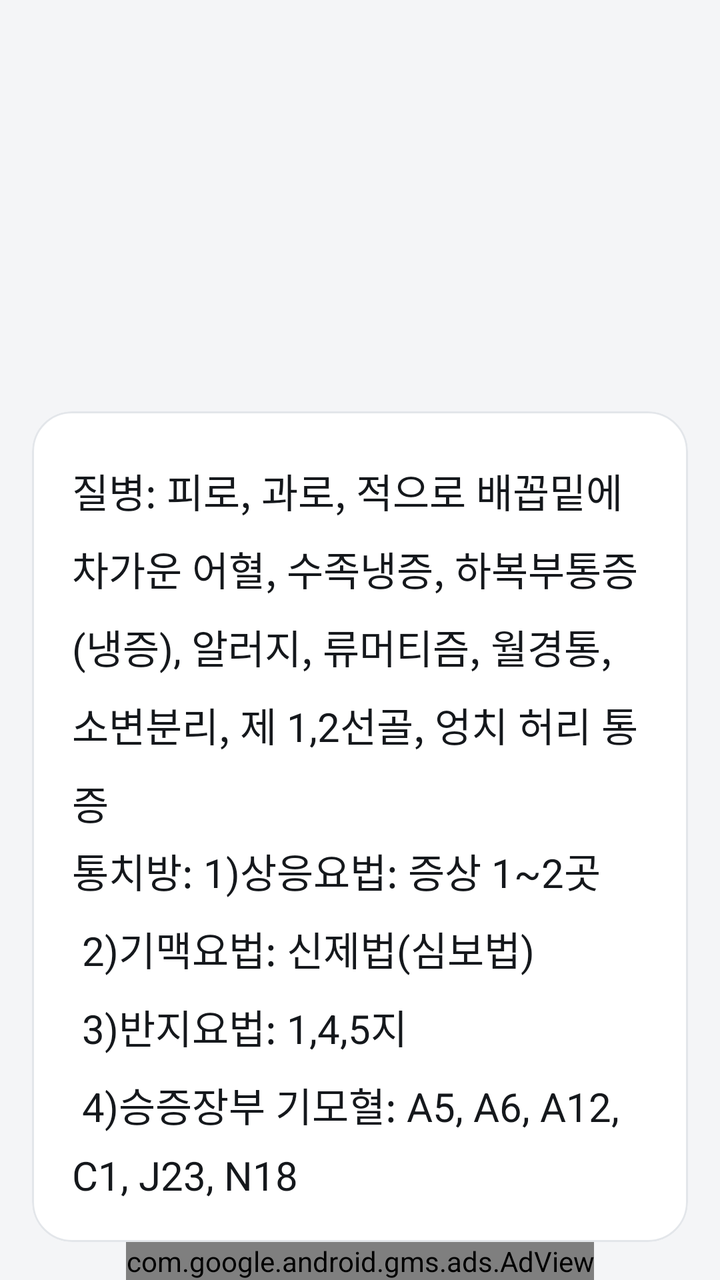
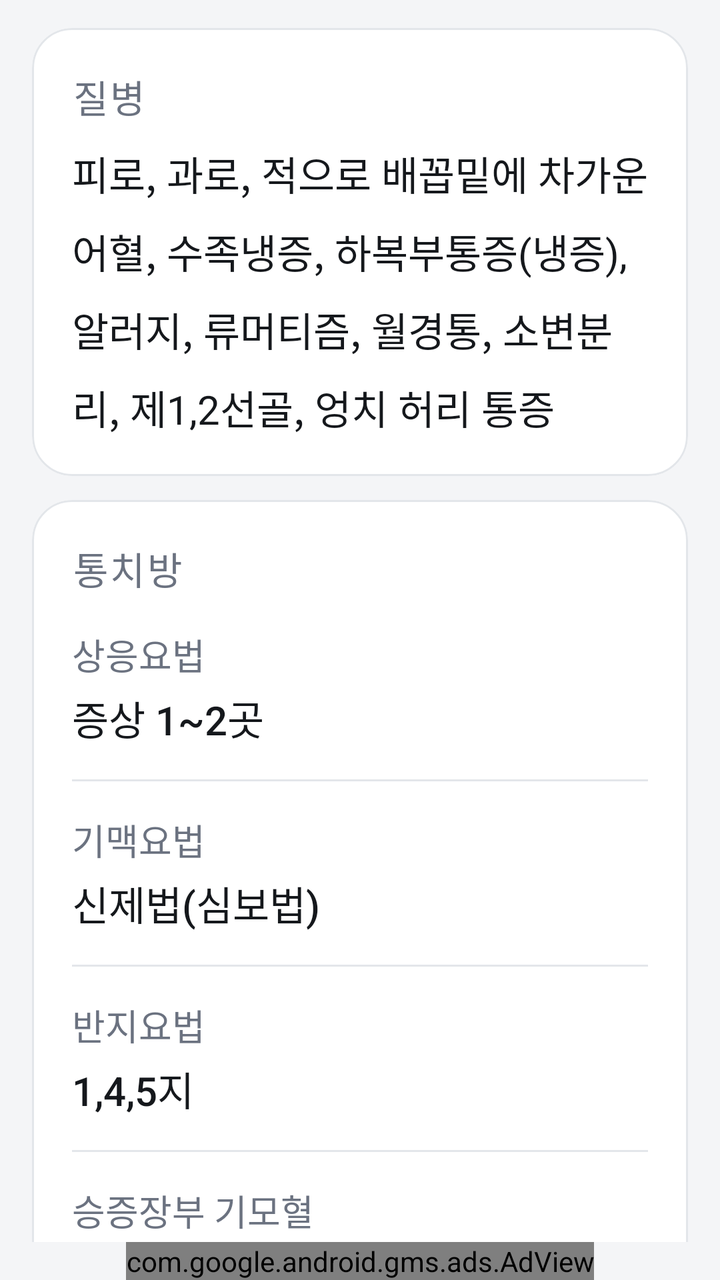

Before-and-after screenshots of an Android layout around one commit, followed by the original layout XML and the change that was made.
<!-- AndroidManifest.xml: application theme AppTheme -->
<!-- res/layout/activity_sinsil.xml -->
<RelativeLayout xmlns:android="http://schemas.android.com/apk/res/android"
    xmlns:tools="http://schemas.android.com/tools"
    xmlns:app="http://schemas.android.com/apk/res-auto"
    xmlns:ads="http://schemas.android.com/apk/res-auto"
    android:layout_width="match_parent"
    android:layout_height="match_parent"
    android:paddingTop="@dimen/activity_vertical_margin"
    android:paddingLeft="@dimen/activity_horizontal_margin"
    android:paddingRight="@dimen/activity_horizontal_margin"
    tools:context=".MainActivity" >

    <ScrollView
        android:layout_above="@id/adView"
        android:layout_width="fill_parent"
        android:layout_height="wrap_content" >

        <com.google.android.material.card.MaterialCardView
            android:layout_width="match_parent"
            android:layout_height="wrap_content"
            app:cardBackgroundColor="@color/surface"
            app:cardCornerRadius="@dimen/card_radius"
            app:cardElevation="0dp"
            app:strokeColor="@color/outline"
            app:strokeWidth="1dp" >

        <LinearLayout
            android:layout_width="match_parent"
            android:layout_height="wrap_content"
            android:orientation="vertical"
            android:padding="20dp" >

            <TextView
                android:layout_width="wrap_content"
                android:layout_height="wrap_content"
                android:layout_marginTop="5dp"
                android:text="@string/sinsil"
                style="@style/myTextView" />

            <TextView
                android:layout_width="wrap_content"
                android:layout_height="wrap_content"
                android:layout_marginTop="5dp"
                android:text="@string/sinsil2"
                style="@style/myTextView" />
        </LinearLayout>
        </com.google.android.material.card.MaterialCardView>
    </ScrollView>

    <com.google.android.gms.ads.AdView
        android:id="@+id/adView"
        android:layout_width="wrap_content"
        android:layout_height="wrap_content"
        android:layout_centerHorizontal="true"
        android:layout_alignParentBottom="true"
        ads:adSize="BANNER"
        ads:adUnitId="@string/banner_ad_unit_id" />


</RelativeLayout>
<!-- resources referenced by this layout -->
<resources>
  <color name="outline">#E3E6EA</color>
  <color name="surface">#FFFFFF</color>
  <dimen name="activity_horizontal_margin">16dp</dimen>
  <dimen name="activity_vertical_margin">16dp</dimen>
  <dimen name="card_radius">20dp</dimen>
  <string name="banner_ad_unit_id">ca-app-pub-1253642133922353/2152469025</string>
  <string name="sinsil">질병: 피로, 과로, 적으로 배꼽밑에 차가운 어혈,
                  수족냉증, 하복부통증(냉증), 알러지, 류머티즘, 월경통, 소변분리,
                   제 1,2선골, 엉치 허리 통증  </string>
  <string name="sinsil2">통치방: 1)상응요법: 증상 1~2곳 \n
         2)기맥요법: 신제법(심보법)\n
         3)반지요법: 1,4,5지\n
         4)승증장부 기모혈: A5, A6, A12, C1, J23, N18</string>
  <style name="myTextView">
          <item name="android:textSize">20sp</item>
          <item name="android:textColor">@color/text_primary</item>
          <item name="android:lineSpacingMultiplier">1.35</item>
      </style>
  <style name="AppTheme" parent="AppBaseTheme">
          <item name="colorPrimary">@color/bar</item>
          <item name="colorPrimaryDark">@color/bar_dark</item>
          <item name="colorAccent">@color/accent</item>
          <item name="android:windowBackground">@color/bg</item>
          <item name="android:buttonStyle">@style/AppButton</item>
      </style>
  <color name="text_primary">#15181C</color>
  <style name="AppBaseTheme" parent="Theme.MaterialComponents.Light.Bridge">
          
      </style>
  <color name="bar">#14171A</color>
  <color name="bar_dark">#0B0D0F</color>
  <color name="accent">#1F6E43</color>
  <color name="bg">#F4F5F7</color>
  <style name="AppButton" parent="Widget.AppCompat.Button">
          <item name="android:background">@drawable/button_test</item>
          <item name="android:textColor">@color/text_primary</item>
          <item name="android:textSize">24sp</item>
          <item name="android:fontFamily">sans-serif-medium</item>
          <item name="android:textAllCaps">false</item>
          <item name="android:minHeight">78dp</item>
          <item name="android:stateListAnimator">@null</item>
          <item name="android:elevation">0dp</item>
      </style>
  <color name="accent_soft">#E7F1EC</color>
  <!-- unchanged entries left out for length: 1 -->
</resources>

<!-- the commit's change to res/layout/activity_sinsil.xml (unified diff, before → after) -->
@@ -1,49 +1,182 @@
+<?xml version="1.0" encoding="utf-8"?>
 <RelativeLayout xmlns:android="http://schemas.android.com/apk/res/android"
     xmlns:tools="http://schemas.android.com/tools"
     xmlns:app="http://schemas.android.com/apk/res-auto"
     xmlns:ads="http://schemas.android.com/apk/res-auto"
     android:layout_width="match_parent"
     android:layout_height="match_parent"
-    android:paddingTop="@dimen/activity_vertical_margin"
-    android:paddingLeft="@dimen/activity_horizontal_margin"
-    android:paddingRight="@dimen/activity_horizontal_margin"
-    tools:context=".MainActivity" >
+    android:paddingLeft="16dp"
+    android:paddingRight="16dp"
+    android:paddingTop="14dp"
+    tools:context=".Sinsil" >
 
     <ScrollView
+        android:layout_width="match_parent"
+        android:layout_height="match_parent"
+        android:layout_alignParentTop="true"
         android:layout_above="@id/adView"
-        android:layout_width="fill_parent"
-        android:layout_height="wrap_content" >
-
-        <com.google.android.material.card.MaterialCardView
-            android:layout_width="match_parent"
-            android:layout_height="wrap_content"
-            app:cardBackgroundColor="@color/surface"
-            app:cardCornerRadius="@dimen/card_radius"
-            app:cardElevation="0dp"
-            app:strokeColor="@color/outline"
-            app:strokeWidth="1dp" >
+        android:clipToPadding="false"
+        android:paddingBottom="12dp"
+        android:scrollbars="none" >
 
         <LinearLayout
             android:layout_width="match_parent"
             android:layout_height="wrap_content"
-            android:orientation="vertical"
-            android:padding="20dp" >
+            android:orientation="vertical" >
 
-            <TextView
-                android:layout_width="wrap_content"
+            <com.google.android.material.card.MaterialCardView
+                android:layout_width="match_parent"
                 android:layout_height="wrap_content"
-                android:layout_marginTop="5dp"
-                android:text="@string/sinsil"
-                style="@style/myTextView" />
+                app:cardBackgroundColor="@color/surface"
+                app:cardCornerRadius="@dimen/card_radius"
+                app:cardElevation="0dp"
+                app:strokeColor="@color/outline"
+                app:strokeWidth="1dp" >
 
-            <TextView
-                android:layout_width="wrap_content"
+                <LinearLayout
+                    android:layout_width="match_parent"
+                    android:layout_height="wrap_content"
+                    android:orientation="vertical"
+                    android:padding="20dp" >
+
+                    <TextView
+                        android:layout_width="wrap_content"
+                        android:layout_height="wrap_content"
+                        android:text="@string/label_disease"
+                        style="@style/SectionTitle" />
+
+                    <TextView
+                        android:layout_width="match_parent"
+                        android:layout_height="wrap_content"
+                        android:layout_marginTop="10dp"
+                        android:text="@string/sinsil_disease"
+                        style="@style/myTextView" />
+                </LinearLayout>
+            </com.google.android.material.card.MaterialCardView>
+
+            <com.google.android.material.card.MaterialCardView
+                android:layout_width="match_parent"
                 android:layout_height="wrap_content"
-                android:layout_marginTop="5dp"
-                android:text="@string/sinsil2"
-                style="@style/myTextView" />
+                android:layout_marginTop="@dimen/card_gap"
+                app:cardBackgroundColor="@color/surface"
+                app:cardCornerRadius="@dimen/card_radius"
+                app:cardElevation="0dp"
+                app:strokeColor="@color/outline"
+                app:strokeWidth="1dp" >
+
+                <LinearLayout
+                    android:layout_width="match_parent"
+                    android:layout_height="wrap_content"
+                    android:orientation="vertical"
+                    android:padding="20dp" >
+
+                    <TextView
+                        android:layout_width="wrap_content"
+                        android:layout_height="wrap_content"
+                        android:text="@string/label_treatment"
+                        style="@style/SectionTitle" />
+
+                    <LinearLayout
+                        android:layout_width="match_parent"
+                        android:layout_height="wrap_content"
+                        android:layout_marginTop="16dp"
+                        android:orientation="vertical" >
+
+                        <TextView
+                            android:layout_width="wrap_content"
+                            android:layout_height="wrap_content"
+                            android:text="@string/label_sangeung"
+                            style="@style/FieldLabel" />
+
+                        <TextView
+                            android:layout_width="match_parent"
+                            android:layout_height="wrap_content"
+                            android:layout_marginTop="4dp"
+                            android:text="@string/sinsil_sangeung"
+                            style="@style/FieldValue" />
+                    </LinearLayout>
+
+                    <View
+                        android:layout_width="match_parent"
+                        android:layout_height="1dp"
+                        android:layout_marginTop="16dp"
+                        android:background="@color/outline" />
+
+                    <LinearLayout
+                        android:layout_width="match_parent"
+                        android:layout_height="wrap_content"
+                        android:layout_marginTop="16dp"
+                        android:orientation="vertical" >
+
+                        <TextView
+                            android:layout_width="wrap_content"
+                            android:layout_height="wrap_content"
+                            android:text="@string/label_gimaek"
+                            style="@style/FieldLabel" />
+
+                        <TextView
+                            android:layout_width="match_parent"
+                            android:layout_height="wrap_content"
+                            android:layout_marginTop="4dp"
+                            android:text="@string/sinsil_gimaek"
+                            style="@style/FieldValue" />
+                    </LinearLayout>
+
+                    <View
+                        android:layout_width="match_parent"
+                        android:layout_height="1dp"
+                        android:layout_marginTop="16dp"
+                        android:background="@color/outline" />
+
+                    <LinearLayout
+                        android:layout_width="match_parent"
+                        android:layout_height="wrap_content"
+                        android:layout_marginTop="16dp"
+                        android:orientation="vertical" >
+
+                        <TextView
+                            android:layout_width="wrap_content"
+                            android:layout_height="wrap_content"
+                            android:text="@string/label_banji"
+                            style="@style/FieldLabel" />
+
+                        <TextView
+                            android:layout_width="match_parent"
+                            android:layout_height="wrap_content"
+                            android:layout_marginTop="4dp"
+                            android:text="@string/sinsil_banji"
+                            style="@style/FieldValue" />
+                    </LinearLayout>
+
+                    <View
+                        android:layout_width="match_parent"
+                        android:layout_height="1dp"
+                        android:layout_marginTop="16dp"
+                        android:background="@color/outline" />
+
+                    <LinearLayout
+                        android:layout_width="match_parent"
+                        android:layout_height="wrap_content"
+                        android:layout_marginTop="16dp"
+                        android:orientation="vertical" >
+
+                        <TextView
+                            android:layout_width="wrap_content"
+                            android:layout_height="wrap_content"
+                            android:text="@string/label_gimohyeol"
+                            style="@style/FieldLabel" />
+
+                        <TextView
+                            android:layout_width="match_parent"
+                            android:layout_height="wrap_content"
+                            android:layout_marginTop="4dp"
+                            android:text="@string/sinsil_gimohyeol"
+                            style="@style/FieldValue" />
+                    </LinearLayout>
+
+                </LinearLayout>
+            </com.google.android.material.card.MaterialCardView>
         </LinearLayout>
-        </com.google.android.material.card.MaterialCardView>
     </ScrollView>
 
     <com.google.android.gms.ads.AdView
@@ -55,5 +188,4 @@
         ads:adSize="BANNER"
         ads:adUnitId="@string/banner_ad_unit_id" />
 
-
 </RelativeLayout>
<!-- resource entries referenced after the edit -->
@@ -2,17 +2,38 @@
 <resources>
   <color name="outline">#E3E6EA</color>
   <color name="surface">#FFFFFF</color>
-  <dimen name="activity_horizontal_margin">16dp</dimen>
-  <dimen name="activity_vertical_margin">16dp</dimen>
+  <dimen name="card_gap">12dp</dimen>
   <dimen name="card_radius">20dp</dimen>
   <string name="banner_ad_unit_id">ca-app-pub-1253642133922353/2152469025</string>
-  <string name="sinsil">질병: 피로, 과로, 적으로 배꼽밑에 차가운 어혈,
-                  수족냉증, 하복부통증(냉증), 알러지, 류머티즘, 월경통, 소변분리,
-                   제 1,2선골, 엉치 허리 통증  </string>
-  <string name="sinsil2">통치방: 1)상응요법: 증상 1~2곳 \n
-         2)기맥요법: 신제법(심보법)\n
-         3)반지요법: 1,4,5지\n
-         4)승증장부 기모혈: A5, A6, A12, C1, J23, N18</string>
+  <string name="label_banji">반지요법</string>
+  <string name="label_disease">질병</string>
+  <string name="label_gimaek">기맥요법</string>
+  <string name="label_gimohyeol">승증장부 기모혈</string>
+  <string name="label_sangeung">상응요법</string>
+  <string name="label_treatment">통치방</string>
+  <string name="sinsil_banji">1,4,5지</string>
+  <string name="sinsil_disease">피로, 과로, 적으로 배꼽밑에 차가운 어혈, 수족냉증, 하복부통증(냉증), 알러지, 류머티즘, 월경통, 소변분리, 제1,2선골, 엉치 허리 통증</string>
+  <string name="sinsil_gimaek">신제법(심보법)</string>
+  <string name="sinsil_gimohyeol">A5, A6, A12, C1, J23, N18</string>
+  <string name="sinsil_sangeung">증상 1~2곳</string>
+  <style name="FieldLabel">
+          <item name="android:textSize">18sp</item>
+          <item name="android:textColor">@color/text_secondary</item>
+          <item name="android:fontFamily">sans-serif</item>
+          <item name="android:lineSpacingMultiplier">1.2</item>
+      </style>
+  <style name="FieldValue">
+          <item name="android:textSize">20sp</item>
+          <item name="android:textColor">@color/text_primary</item>
+          <item name="android:fontFamily">sans-serif-medium</item>
+          <item name="android:lineSpacingMultiplier">1.25</item>
+      </style>
+  <style name="SectionTitle">
+          <item name="android:textSize">19sp</item>
+          <item name="android:textColor">@color/text_secondary</item>
+          <item name="android:fontFamily">sans-serif-medium</item>
+          <item name="android:letterSpacing">0.06</item>
+      </style>
   <style name="myTextView">
           <item name="android:textSize">20sp</item>
           <item name="android:textColor">@color/text_primary</item>
@@ -25,6 +46,7 @@
           <item name="android:windowBackground">@color/bg</item>
           <item name="android:buttonStyle">@style/AppButton</item>
       </style>
+  <color name="text_secondary">#6B7280</color>
   <color name="text_primary">#15181C</color>
   <style name="AppBaseTheme" parent="Theme.MaterialComponents.Light.Bridge">
           
